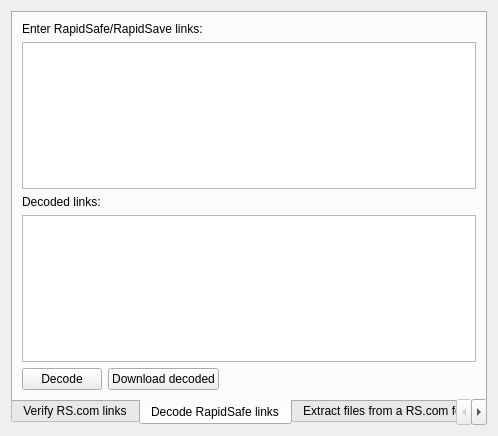
Old version of the form src/tools/RapidTools.ui in the repository LubosD/fatrat.
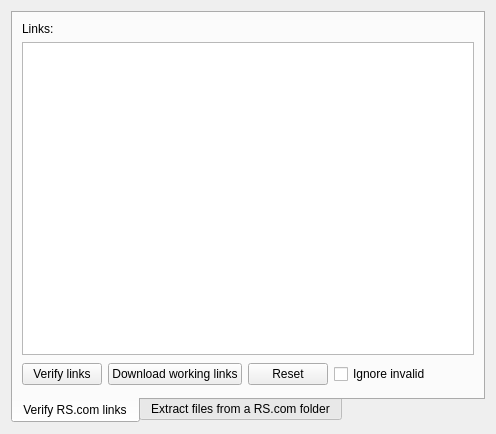
New version of the form. The open tabs and pages were chosen to show the change.

Commit message: Fixed RS.com tools

```diff
--- a/src/tools/RapidTools.ui
+++ b/src/tools/RapidTools.ui
@@ -1,12 +1,12 @@
 <ui version="4.0" >
  <class>RapidTools</class>
- <widget class="QWidget" name="RapidTools" >
-  <property name="geometry" >
+ <widget class="QWidget" name="RapidTools">
+  <property name="geometry">
    <rect>
     <x>0</x>
     <y>0</y>
-    <width>498</width>
-    <height>436</height>
+    <width>496</width>
+    <height>434</height>
    </rect>
   </property>
   <layout class="QGridLayout" >
@@ -18,16 +18,8 @@
      <property name="currentIndex" >
       <number>0</number>
      </property>
-     <widget class="QWidget" name="tab" >
-      <property name="geometry" >
-       <rect>
-        <x>0</x>
-        <y>0</y>
-        <width>476</width>
-        <height>390</height>
-       </rect>
-      </property>
-      <attribute name="title" >
+     <widget class="QWidget" name="tab">
+      <attribute name="title">
        <string>Verify RS.com links</string>
       </attribute>
       <layout class="QGridLayout" >
@@ -88,89 +80,8 @@
        </item>
       </layout>
      </widget>
-     <widget class="QWidget" name="tab_2" >
-      <property name="geometry" >
-       <rect>
-        <x>0</x>
-        <y>0</y>
-        <width>100</width>
-        <height>30</height>
-       </rect>
-      </property>
-      <attribute name="title" >
-       <string>Decode RapidSafe links</string>
-      </attribute>
-      <layout class="QGridLayout" >
-       <item row="0" column="0" colspan="2" >
-        <widget class="QLabel" name="label_2" >
-         <property name="text" >
-          <string>Enter RapidSafe/RapidSave links:</string>
-         </property>
-        </widget>
-       </item>
-       <item row="1" column="0" colspan="3" >
-        <widget class="QTextEdit" name="textLinksSrc" >
-         <property name="acceptRichText" >
-          <bool>false</bool>
-         </property>
-        </widget>
-       </item>
-       <item row="2" column="0" colspan="2" >
-        <widget class="QLabel" name="label_3" >
-         <property name="text" >
-          <string>Decoded links:</string>
-         </property>
-        </widget>
-       </item>
-       <item row="3" column="0" colspan="3" >
-        <widget class="QTextEdit" name="textLinksDst" >
-         <property name="readOnly" >
-          <bool>true</bool>
-         </property>
-         <property name="acceptRichText" >
-          <bool>false</bool>
-         </property>
-        </widget>
-       </item>
-       <item row="4" column="0" >
-        <widget class="QPushButton" name="pushDecode" >
-         <property name="text" >
-          <string>Decode</string>
-         </property>
-        </widget>
-       </item>
-       <item row="4" column="1" >
-        <widget class="QPushButton" name="pushDownload2" >
-         <property name="text" >
-          <string>Download decoded</string>
-         </property>
-        </widget>
-       </item>
-       <item row="4" column="2" >
-        <spacer>
-         <property name="orientation" >
-          <enum>Qt::Horizontal</enum>
-         </property>
-         <property name="sizeHint" stdset="0" >
-          <size>
-           <width>251</width>
-           <height>20</height>
-          </size>
-         </property>
-        </spacer>
-       </item>
-      </layout>
-     </widget>
-     <widget class="QWidget" name="tab_3" >
-      <property name="geometry" >
-       <rect>
-        <x>0</x>
-        <y>0</y>
-        <width>100</width>
-        <height>30</height>
-       </rect>
-      </property>
-      <attribute name="title" >
+     <widget class="QWidget" name="tab_3">
+      <attribute name="title">
        <string>Extract files from a RS.com folder</string>
       </attribute>
       <layout class="QGridLayout" >
```
Left out of the diff: 103 changed lines with no effect on the pictures. The commit also changes 2 other files.
